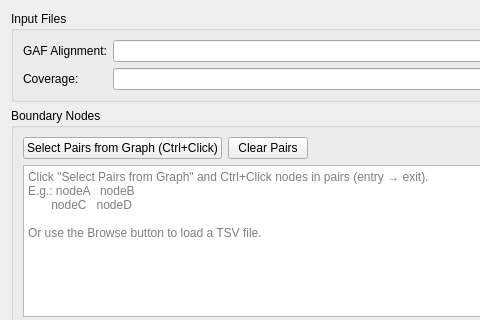
Qt form ui/dialogs/tttdialog.ui (Steven-Stimson/Pathfinder) before a commit; both pictures show x 0 to 480 and y 0 to 320 of the 650 by 750 pixel window.
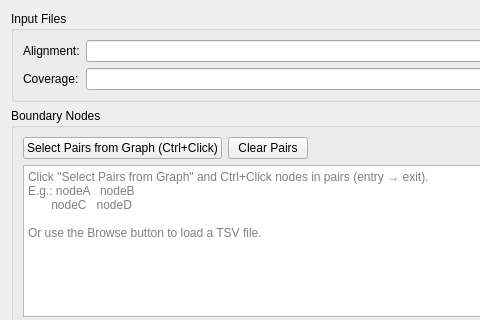
The same form after that commit.

Commit message: Rename 'GAF Alignment' to 'Alignment' in TTT dialog

What changed in the file:
```diff
--- a/ui/dialogs/tttdialog.ui
+++ b/ui/dialogs/tttdialog.ui
@@ -23,7 +23,7 @@
       <item row="0" column="0">
        <widget class="QLabel" name="gafLabel">
         <property name="text">
-         <string>GAF Alignment:</string>
+         <string>Alignment:</string>
         </property>
        </widget>
       </item>
```
The commit also changes 1 other file.
